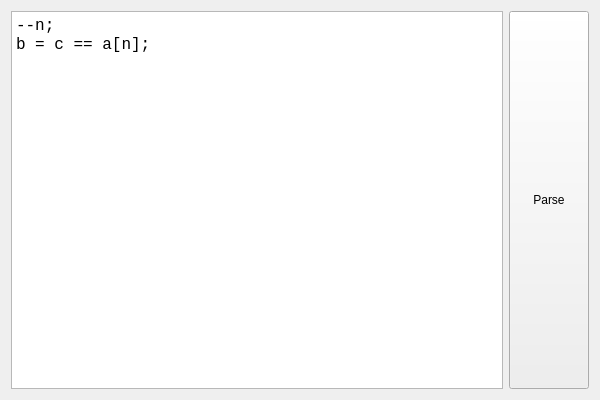
Qt form Lab4_GUI/Lab4_GUI.ui (JC-labs/System_programming_ii) before a commit.
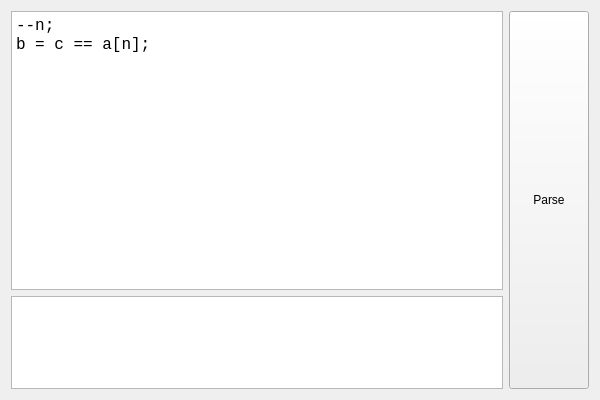
The same form after that commit.

The edit to the form file:
```diff
--- a/Lab4_GUI/Lab4_GUI.ui
+++ b/Lab4_GUI/Lab4_GUI.ui
@@ -15,6 +15,8 @@
   </property>
   <layout class="QHBoxLayout" name="horizontalLayout">
    <item>
+    <layout class="QVBoxLayout" name="verticalLayout" stretch="3,1">
+     <item>
     <widget class="QTextBrowser" name="code">
      <property name="font">
       <font>
@@ -37,6 +39,31 @@
       <number>40</number>
      </property>
     </widget>
+     </item>
+     <item>
+      <widget class="QTextBrowser" name="result">
+       <property name="font">
+        <font>
+         <family>Consolas</family>
+         <pointsize>12</pointsize>
+        </font>
+       </property>
+       <property name="readOnly">
+        <bool>false</bool>
+       </property>
+       <property name="html">
+        <string>&lt;!DOCTYPE HTML PUBLIC &quot;-//W3C//DTD HTML 4.0//EN&quot; &quot;http://www.w3.org/TR/REC-html40/strict.dtd&quot;&gt;
+&lt;html&gt;&lt;head&gt;&lt;meta name=&quot;qrichtext&quot; content=&quot;1&quot; /&gt;&lt;style type=&quot;text/css&quot;&gt;
+p, li { white-space: pre-wrap; }
+&lt;/style&gt;&lt;/head&gt;&lt;body style=&quot; font-family:'Consolas'; font-size:12pt; font-weight:400; font-style:normal;&quot;&gt;
+&lt;p style=&quot;-qt-paragraph-type:empty; margin-top:0px; margin-bottom:0px; margin-left:0px; margin-right:0px; -qt-block-indent:0; text-indent:0px;&quot;&gt;&lt;br /&gt;&lt;/p&gt;&lt;/body&gt;&lt;/html&gt;</string>
+       </property>
+       <property name="tabStopWidth">
+        <number>40</number>
+       </property>
+      </widget>
+     </item>
+    </layout>
    </item>
    <item>
     <widget class="QPushButton" name="parse">
```
Lines whose indentation alone changed are shown as unchanged.
